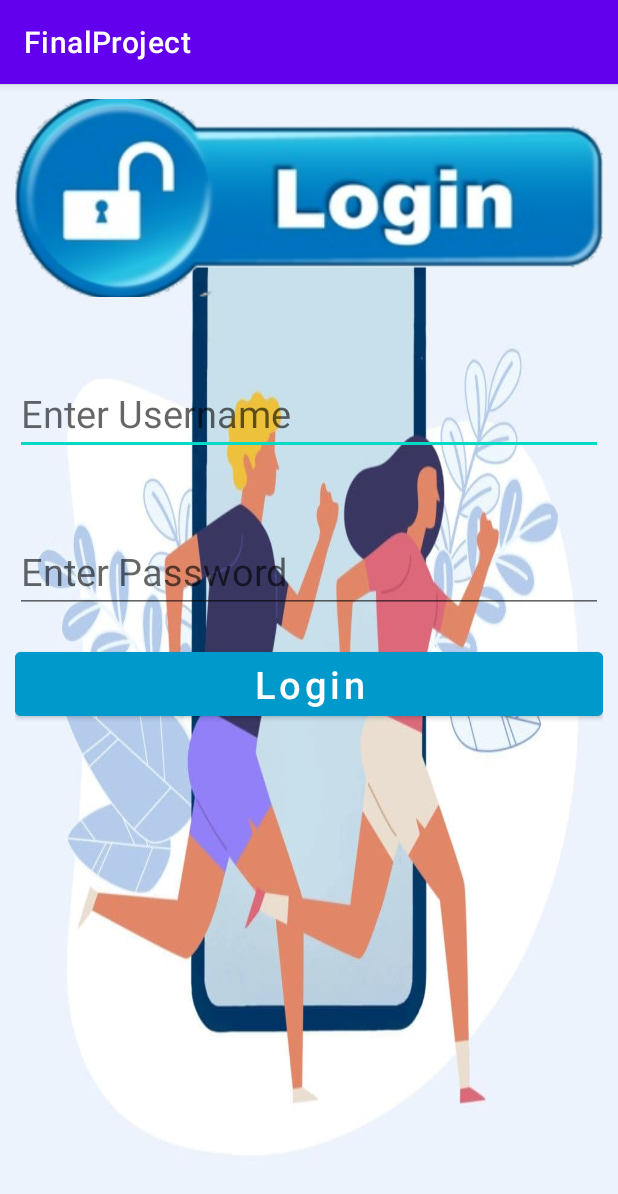
After one commit to CDelongchamp/FinalProject, an Android app: the LoginActivity screen opened directly, with no data from a screen before it, on a phone screen of 412 x 824 dp. The commit adds this screen. Shown: the top 1194 px of the screen. Run offline under Robolectric (Android 15) with nearby library versions, the phone set to English and light mode, and no system bars.

Commit message:
made login activity and home page activity
made login activity and home page activity

```diff
--- a/app/src/main/AndroidManifest.xml
+++ b/app/src/main/AndroidManifest.xml
@@ -10,6 +10,12 @@
         android:supportsRtl="true"
         android:theme="@style/Theme.FinalProject">
         <activity
+            android:name=".HomeActivity"
+            android:exported="true" />
+        <activity
+            android:name=".LoginActivity"
+            android:exported="true" />
+        <activity
             android:name=".MainActivity"
             android:exported="true">
             <intent-filter>
--- /dev/null
+++ b/app/src/main/java/com/example/finalproject/LoginActivity.java
@@ -0,0 +1,52 @@
+package com.example.finalproject;
+
+import androidx.appcompat.app.AppCompatActivity;
+
+import android.content.Intent;
+import android.os.Bundle;
+import android.view.View;
+import android.widget.Button;
+import android.widget.EditText;
+import android.widget.Toast;
+
+public class LoginActivity extends AppCompatActivity {
+
+    EditText username,password;
+    Button Login2Button;
+    DB_Management myDB;
+
+    @Override
+    protected void onCreate(Bundle savedInstanceState) {
+        super.onCreate(savedInstanceState);
+        setContentView(R.layout.activity_login);
+
+        username = (EditText) findViewById(R.id.usernameLogin);
+        password = (EditText) findViewById(R.id.passwordLogin);
+        Login2Button = (Button) findViewById(R.id.Login2Button);
+
+        myDB = new DB_Management(this );
+
+        Login2Button.setOnClickListener(new View.OnClickListener() {
+            @Override
+            public void onClick(View v) {
+                String user = username.getText().toString();
+                String pass = password.getText().toString();
+
+                if(user.equals("") || pass.equals("")) {
+                    Toast.makeText(LoginActivity.this, "Username or Password cannot be blank.", Toast.LENGTH_SHORT).show();
+                } else {
+                    Boolean result = myDB.checkusernamePassword(user,pass);
+                    if(result == true) {
+                        Intent intent = new Intent(getApplicationContext(),HomeActivity.class);
+                        startActivity(intent);
+
+                    } else {
+                        Toast.makeText(LoginActivity.this, "Invalid Login.", Toast.LENGTH_SHORT).show();
+                    }
+                }
+            }
+        });
+
+
+    }
+}
--- /dev/null
+++ b/app/src/main/res/layout/activity_login.xml
@@ -0,0 +1,62 @@
+<?xml version="1.0" encoding="utf-8"?>
+<RelativeLayout xmlns:android="http://schemas.android.com/apk/res/android"
+    xmlns:app="http://schemas.android.com/apk/res-auto"
+    xmlns:tools="http://schemas.android.com/tools"
+    android:layout_width="match_parent"
+    android:layout_height="match_parent"
+    android:padding="10dp"
+    android:background="@drawable/fuck"
+    tools:context=".LoginActivity" >
+
+    <ImageView
+        android:id="@+id/imageView"
+        android:layout_width="match_parent"
+        android:layout_height="wrap_content"
+        android:scaleType="centerCrop"
+        android:src="@drawable/a1" />
+
+<!--    <ImageView-->
+<!--        android:id="@+id/imageFitness"-->
+<!--        android:layout_width="match_parent"-->
+<!--        android:layout_height="wrap_content"-->
+<!--        android:scaleType="centerCrop"-->
+<!--        android:src="@drawable/fuck"-->
+<!--        android:layout_below="@id/Login2Button"/>-->
+
+    <EditText
+        android:id="@+id/usernameLogin"
+        android:layout_width="match_parent"
+        android:layout_height="wrap_content"
+        android:hint="Enter Username"
+        android:textSize="25dp"
+        android:layout_marginTop="50dp"
+        android:layout_below="@id/imageView"/>
+
+    <EditText
+        android:id="@+id/passwordLogin"
+        android:layout_width="match_parent"
+        android:layout_height="wrap_content"
+        android:hint="Enter Password"
+        android:layout_marginTop="50dp"
+        android:textSize="25dp"
+        android:layout_below="@id/usernameLogin"/>
+
+
+    <Button
+        android:id="@+id/Login2Button"
+        android:layout_width="match_parent"
+        android:layout_height="wrap_content"
+        android:text="Login"
+        android:textAllCaps="false"
+        android:layout_below="@id/passwordLogin"
+        android:backgroundTint="@android:color/holo_blue_dark"
+        android:textSize="25dp"
+        android:layout_marginTop="20dp"/>
+
+
+
+
+
+
+
+</RelativeLayout>
```
Also changed, not shown: app/src/main/java/com/example/finalproject/HomeActivity.java (added, +14 -0 lines), app/src/main/java/com/example/finalproject/MainActivity.java (+24 -1 lines), app/src/main/res/layout/activity_home.xml (added, +19 -0 lines), app/src/main/res/drawable/a1.png (added), app/src/main/res/drawable/fdzgz.png (added), app/src/main/res/drawable/fuck.jpg (added), app/src/main/res/drawable/loginbg.jpg (added).
